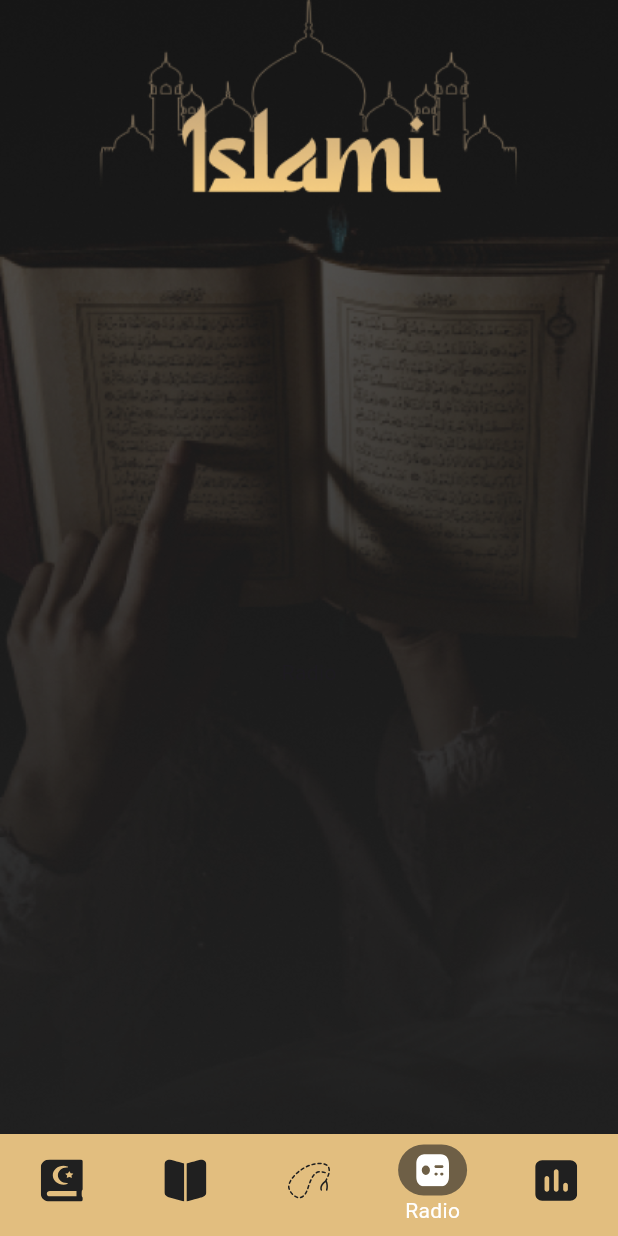
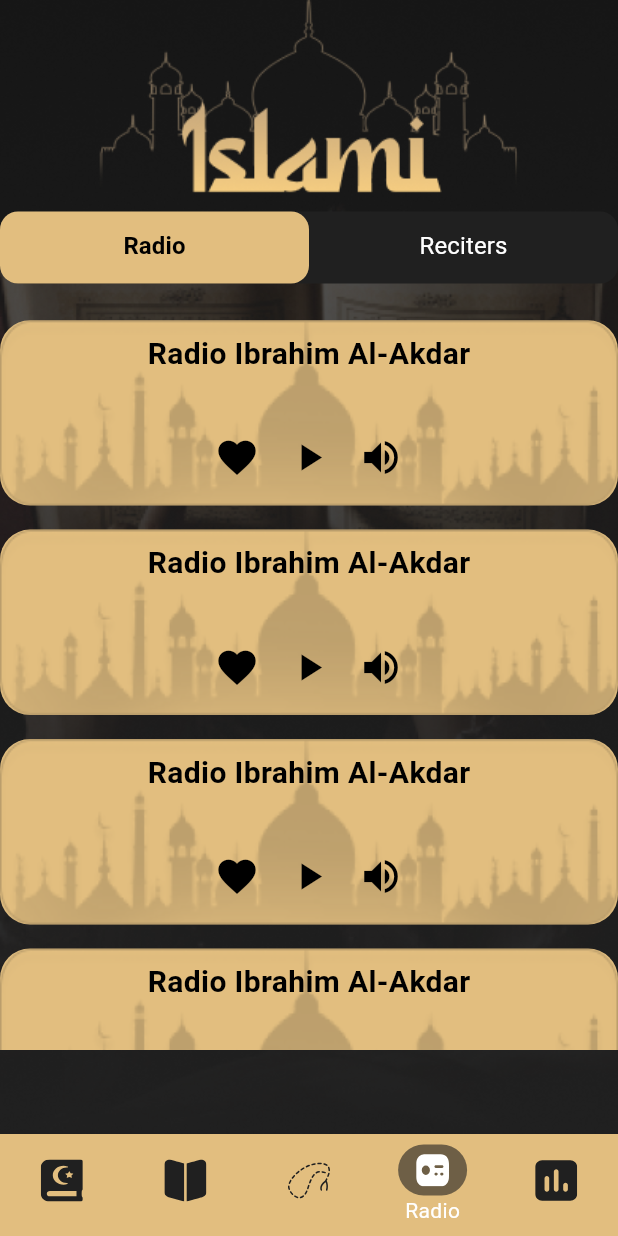
Before and after one commit to Mariem-Mohamed9/islami, a Flutter app: the HomeScreen screen opened by its route, item 4 of the bottom bar chosen, on a phone screen of 412 x 824 dp. Run offline on Flutter 3.47's test engine with Material 3 defaults, Android fonts, the phone set to English and light mode, and no system bars; our stand-ins replace flutter_svg; missing offline and left inert: dart:ffi.

Commit message:
radio details

```diff
--- /dev/null
+++ b/lib/radio_item.dart
@@ -0,0 +1,48 @@
+
+import 'package:flutter/material.dart';
+
+import 'app_theme.dart';
+
+class RadioItem extends StatelessWidget {
+
+
+  @override
+  Widget build(BuildContext context) {
+    var screenSize = MediaQuery.sizeOf(context);
+    return Container(
+      margin : EdgeInsets.symmetric(vertical: 8),
+      padding: EdgeInsets.all(8),
+      height: screenSize.height * 0.15,
+      width: double.infinity,
+      decoration: BoxDecoration(
+        image: DecorationImage(image:
+        AssetImage('assets/images/bg.png'),
+          fit: BoxFit.fill,
+
+
+        ),
+        color: AppTheme.primary,
+        borderRadius: BorderRadius.circular(20),
+
+      ),
+      child: Column(children: [
+        Text('Radio Ibrahim Al-Akdar', style:
+        TextStyle(color: Colors.black ,
+            fontSize:20 ,
+            fontWeight: FontWeight.bold),
+        ),
+        Spacer(),
+        Row(
+          mainAxisAlignment: MainAxisAlignment.center,
+          children: [
+            IconButton(onPressed:(){}, icon: Icon(Icons.favorite,size: 30,color: Colors.black),),
+            IconButton(onPressed:(){}, icon: Icon(Icons.play_arrow,size: 30,color: Colors.black,),),
+            IconButton(onPressed:(){}, icon: Icon(Icons.volume_up,size: 30,color: Colors.black,),),
+
+
+          ],
+        ),
+      ],),
+    );
+  }
+}
--- a/lib/tabs/radio_tab.dart
+++ b/lib/tabs/radio_tab.dart
@@ -1,11 +1,67 @@
 import 'package:flutter/cupertino.dart';
+import 'package:flutter/material.dart';
+import 'package:islami/app_theme.dart';
+import 'package:islami/radio_item.dart';
 
 class RadioTab extends StatelessWidget {
 
   @override
   Widget build(BuildContext context) {
-    return Center(child: Text('Radio'),
+    var screenSize = MediaQuery.sizeOf(context);
+    return DefaultTabController(
+      initialIndex: 0,
+        length: 2 ,
+        child: Column(
+          children: [
+            Container(
+              decoration: BoxDecoration(
+                color: AppTheme.black,
+                borderRadius: BorderRadius.circular(12),
+              ),
+              child: TabBar(
+
+                dividerColor: Colors.transparent,
+                indicatorSize: TabBarIndicatorSize.tab,
+                indicator: BoxDecoration(
+                  color: AppTheme.primary,
+                  borderRadius: BorderRadius.circular(12),
+                ),
+                unselectedLabelStyle: TextStyle(color: Colors.white , fontSize: 16 , fontWeight: FontWeight.normal),
+                labelStyle: TextStyle(color: Colors.black , fontSize: 16 , fontWeight:FontWeight.bold),
+                tabs:[
+                Tab(text: 'Radio' ),
+                Tab(text: 'Reciters'),
+              ],
+
+              ),
+            ),
+            SizedBox(height: screenSize.height * 0.02,),
+            SizedBox(
+              height:screenSize.height * 0.6,
+              width:double.infinity,
+              child: TabBarView(children: [
+                ListView.builder(itemBuilder:(context , index) => RadioItem(), itemCount: 20,),
+                ListView.builder(itemBuilder:(context , index) => RadioItem(), itemCount: 20,),
+
+
+    ]
+
+
+              ),
+            )
+
+
+          ],
+
+
+
+
+
+    ),
+
 
     );
+
+
   }
 }
```
Also changed, not shown: lib/tabs/sebha_tab.dart (+87 -2 lines), assets/images/2.0x/sebha_body@2x.png (added), assets/images/2.0x/sebha_tail@2x.png (added), assets/images/3.0x/sebha_body@3x.png (added), assets/images/3.0x/sebha_tail@3x.png (added), assets/images/bg.png (added), assets/images/sebha_body.png (added), assets/images/sebha_tail.png (added).
